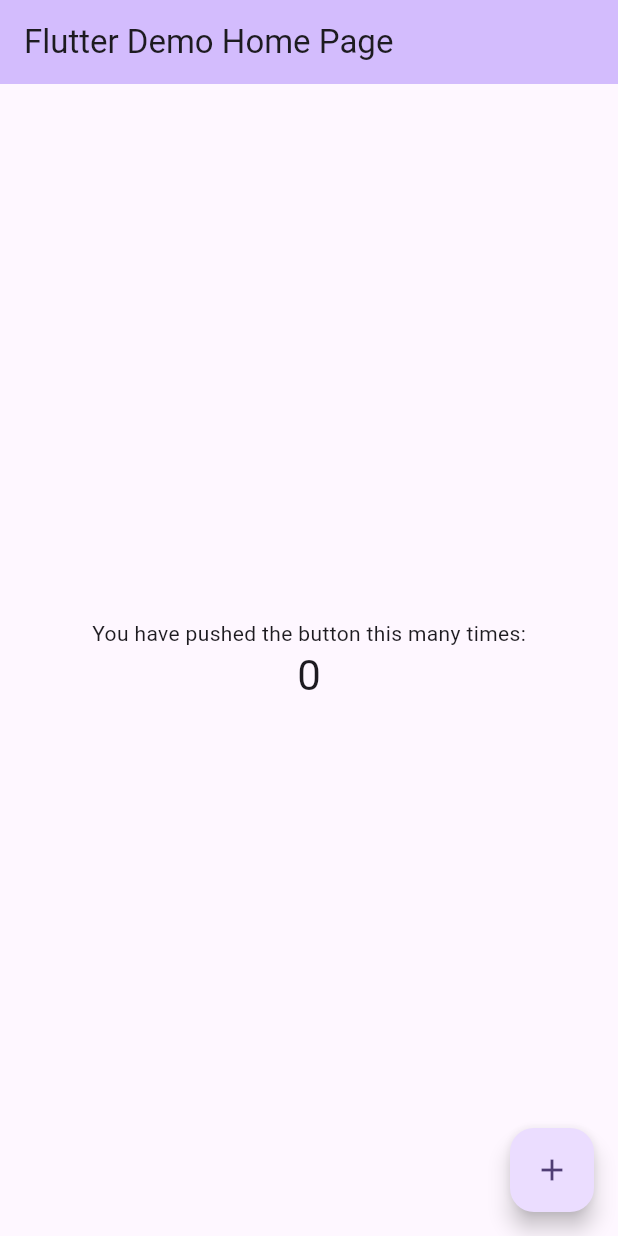
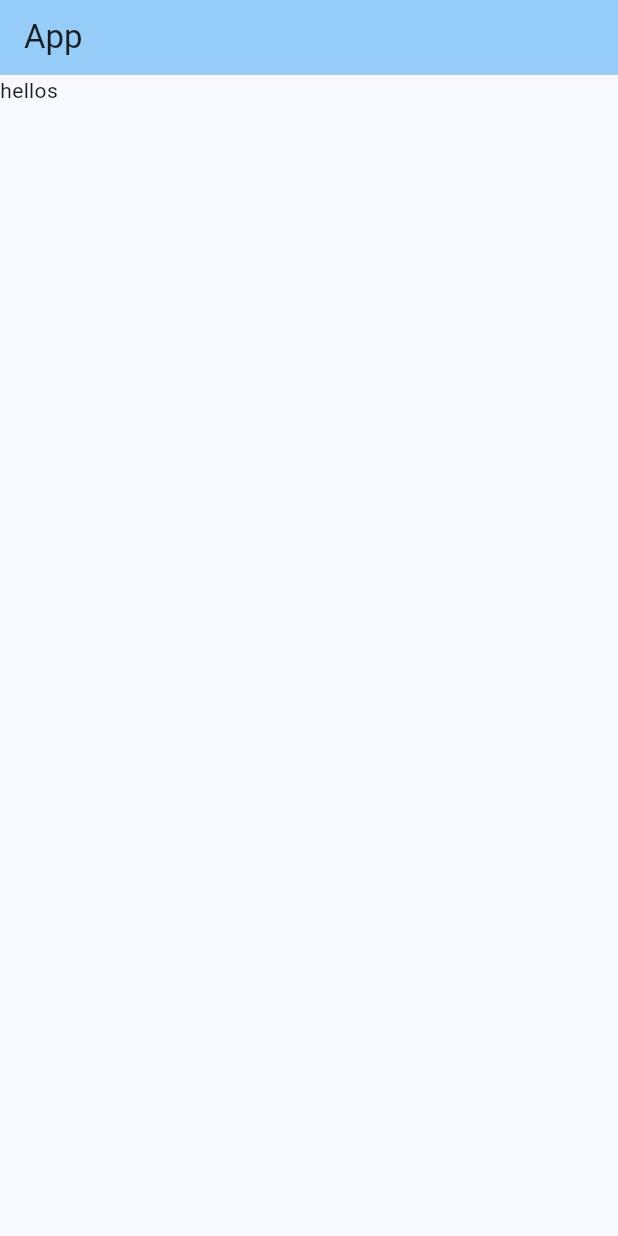
Before and after one commit to djwlx/djwl_app, a Flutter app: the screen it shows after launch, on a phone screen of 412 x 824 dp. Run offline on Flutter 3.47's test engine with Material 3 defaults, Android fonts, the light colour scheme and no system bars.

Commit message:
feat: 添加provider

```diff
--- a/lib/main.dart
+++ b/lib/main.dart
@@ -1,125 +1,31 @@
+import 'package:djwl_app/models/menu_info.dart';
 import 'package:flutter/material.dart';
+import 'package:provider/provider.dart';
+import 'pages/home/main.dart';
 
 void main() {
-  runApp(const MyApp());
+  runApp(
+    MultiProvider(
+      providers: [
+        ChangeNotifierProvider(create: (context) => MenuInfoModel()),
+      ],
+      child: const MyApp(),
+    ),
+  );
 }
 
 class MyApp extends StatelessWidget {
   const MyApp({super.key});
 
-  // This widget is the root of your application.
   @override
   Widget build(BuildContext context) {
     return MaterialApp(
-      title: 'Flutter Demo',
+      title: 'APP',
       theme: ThemeData(
-        // This is the theme of your application.
-        //
-        // TRY THIS: Try running your application with "flutter run". You'll see
-        // the application has a purple toolbar. Then, without quitting the app,
-        // try changing the seedColor in the colorScheme below to Colors.green
-        // and then invoke "hot reload" (save your changes or press the "hot
-        // reload" button in a Flutter-supported IDE, or press "r" if you used
-        // the command line to start the app).
-        //
-        // Notice that the counter didn't reset back to zero; the application
-        // state is not lost during the reload. To reset the state, use hot
-        // restart instead.
-        //
-        // This works for code too, not just values: Most code changes can be
-        // tested with just a hot reload.
-        colorScheme: ColorScheme.fromSeed(seedColor: Colors.deepPurple),
+        colorScheme: ColorScheme.fromSeed(seedColor: Colors.lightBlue),
         useMaterial3: true,
       ),
-      home: const MyHomePage(title: 'Flutter Demo Home Page'),
+      home: HomePage(),
     );
   }
 }
-
-class MyHomePage extends StatefulWidget {
-  const MyHomePage({super.key, required this.title});
-
-  // This widget is the home page of your application. It is stateful, meaning
-  // that it has a State object (defined below) that contains fields that affect
-  // how it looks.
-
-  // This class is the configuration for the state. It holds the values (in this
-  // case the title) provided by the parent (in this case the App widget) and
-  // used by the build method of the State. Fields in a Widget subclass are
-  // always marked "final".
-
-  final String title;
-
-  @override
-  State<MyHomePage> createState() => _MyHomePageState();
-}
-
-class _MyHomePageState extends State<MyHomePage> {
-  int _counter = 0;
-
-  void _incrementCounter() {
-    setState(() {
-      // This call to setState tells the Flutter framework that something has
-      // changed in this State, which causes it to rerun the build method below
-      // so that the display can reflect the updated values. If we changed
-      // _counter without calling setState(), then the build method would not be
-      // called again, and so nothing would appear to happen.
-      _counter++;
-    });
-  }
-
-  @override
-  Widget build(BuildContext context) {
-    // This method is rerun every time setState is called, for instance as done
-    // by the _incrementCounter method above.
-    //
-    // The Flutter framework has been optimized to make rerunning build methods
-    // fast, so that you can just rebuild anything that needs updating rather
-    // than having to individually change instances of widgets.
-    return Scaffold(
-      appBar: AppBar(
-        // TRY THIS: Try changing the color here to a specific color (to
-        // Colors.amber, perhaps?) and trigger a hot reload to see the AppBar
-        // change color while the other colors stay the same.
-        backgroundColor: Theme.of(context).colorScheme.inversePrimary,
-        // Here we take the value from the MyHomePage object that was created by
-        // the App.build method, and use it to set our appbar title.
-        title: Text(widget.title),
-      ),
-      body: Center(
-        // Center is a layout widget. It takes a single child and positions it
-        // in the middle of the parent.
-        child: Column(
-          // Column is also a layout widget. It takes a list of children and
-          // arranges them vertically. By default, it sizes itself to fit its
-          // children horizontally, and tries to be as tall as its parent.
-          //
-          // Column has various properties to control how it sizes itself and
-          // how it positions its children. Here we use mainAxisAlignment to
-          // center the children vertically; the main axis here is the vertical
-          // axis because Columns are vertical (the cross axis would be
-          // horizontal).
-          //
-          // TRY THIS: Invoke "debug painting" (choose the "Toggle Debug Paint"
-          // action in the IDE, or press "p" in the console), to see the
-          // wireframe for each widget.
-          mainAxisAlignment: MainAxisAlignment.center,
-          children: <Widget>[
-            const Text(
-              'You have pushed the button this many times:',
-            ),
-            Text(
-              '$_counter',
-              style: Theme.of(context).textTheme.headlineMedium,
-            ),
-          ],
-        ),
-      ),
-      floatingActionButton: FloatingActionButton(
-        onPressed: _incrementCounter,
-        tooltip: 'Increment',
-        child: const Icon(Icons.add),
-      ), // This trailing comma makes auto-formatting nicer for build methods.
-    );
-  }
-}
--- /dev/null
+++ b/lib/models/menu_info.dart
@@ -0,0 +1,12 @@
+import 'package:flutter/material.dart';
+
+class MenuInfoModel extends ChangeNotifier {
+  int _menuSelectIndex = 0;
+
+  int get menuSelectIndex => _menuSelectIndex;
+
+  void updateMenuSelectIndex(int index) {
+    _menuSelectIndex = index;
+    notifyListeners();
+  }
+}
--- /dev/null
+++ b/lib/pages/home/main.dart
@@ -0,0 +1,44 @@
+import 'package:djwl_app/models/menu_info.dart';
+import 'package:flutter/material.dart';
+import 'package:provider/provider.dart';
+
+class HomePage extends StatelessWidget {
+  const HomePage({super.key});
+
+  @override
+  Widget build(BuildContext context) {
+    // switch (navigationIndex) {
+    //   case 0:
+    //     childWidget = const Text('home');
+    //     break;
+    //   case 1:
+    //     childWidget = const UserPage();
+    //     break;
+    //   default:
+    //     throw UnimplementedError('no widget for $navigationIndex');
+    // }
+
+    return Scaffold(
+        appBar: AppBar(
+          backgroundColor: Theme.of(context).colorScheme.inversePrimary,
+          title: const Text('App'),
+          toolbarHeight: 50,
+        ),
+        body: Consumer<MenuInfoModel>(
+          builder: (context, value, child) {
+            // switch (navigationIndex) {
+            //   case 0:
+            //     childWidget = const Text('home');
+            //     break;
+            //   case 1:
+            //     childWidget = const UserPage();
+            //     break;
+            //   default:
+            //     throw UnimplementedError('no widget for $navigationIndex');
+            // }
+
+            return const Text('hellos');
+          },
+        ));
+  }
+}
--- a/pubspec.yaml
+++ b/pubspec.yaml
@@ -35,6 +35,7 @@ dependencies:
   # The following adds the Cupertino Icons font to your application.
   # Use with the CupertinoIcons class for iOS style icons.
   cupertino_icons: ^1.0.8
+  provider: ^6.1.2
 
 dev_dependencies:
   flutter_test:
```
Also changed, not shown: lib/pages/user/main.dart (added, +12 -0 lines), lib/widgets/navigation/desktop_navigation.dart (added, +44 -0 lines), lib/widgets/navigation/main.dart (added, +36 -0 lines), lib/widgets/navigation/mobile_navigation.dart (added, +25 -0 lines), lib/pages/user/login.dart (added), pubspec.lock.
